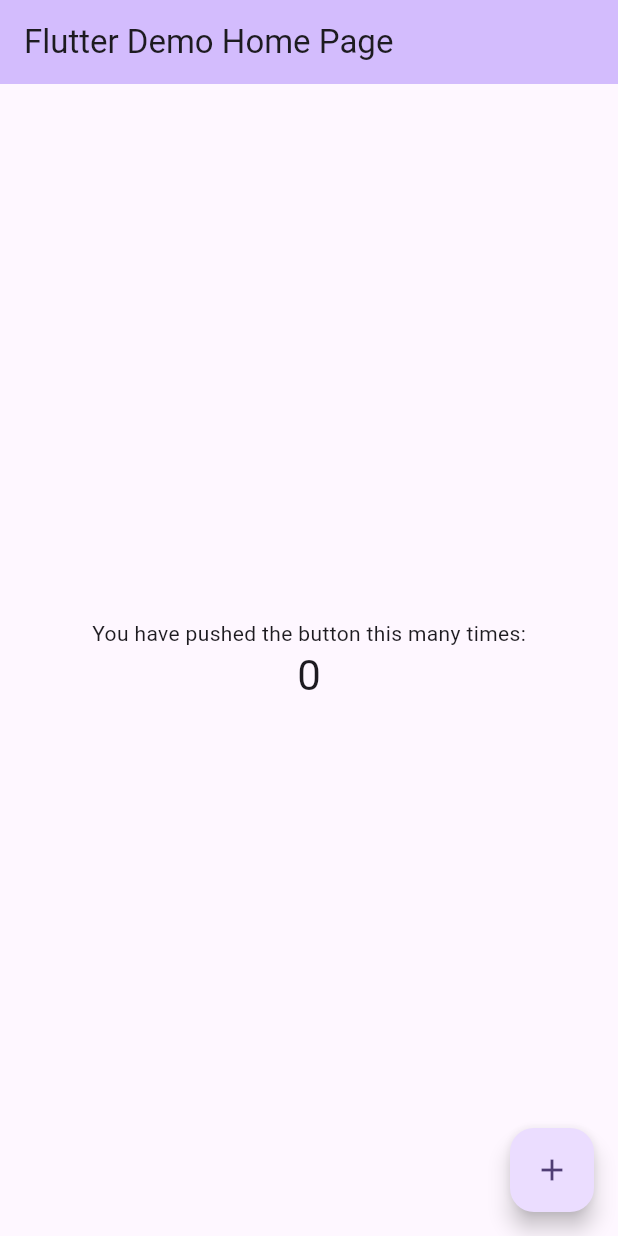
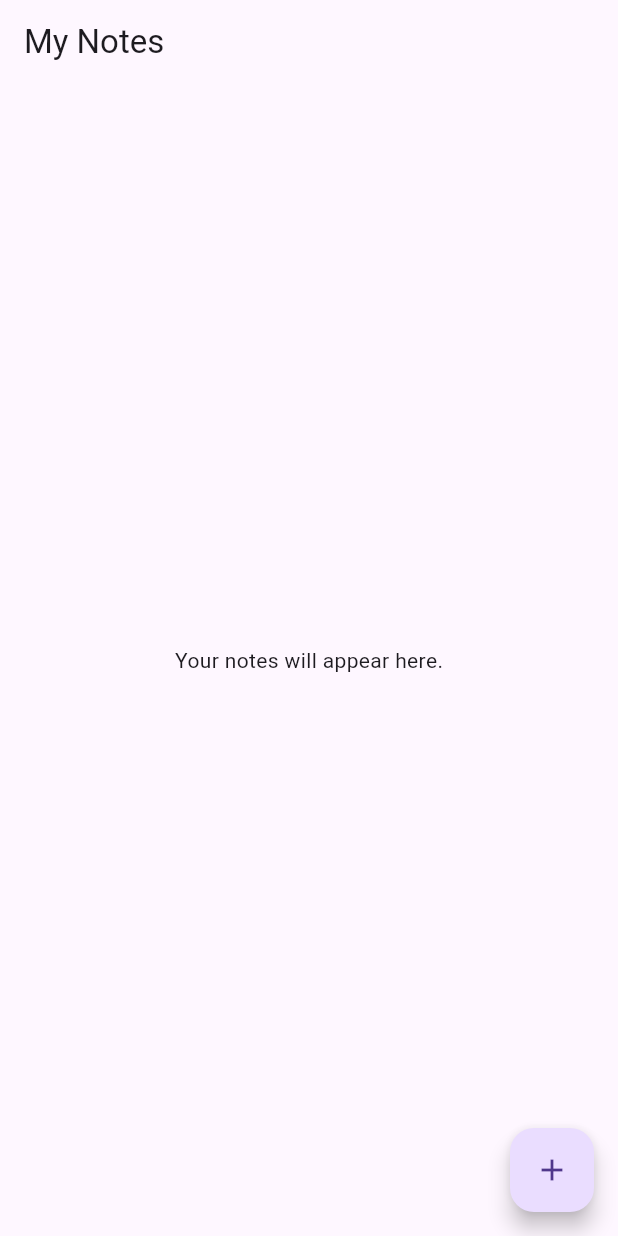
Before and after one commit to XCalibur5678/Notes, a Flutter app: the screen it shows after launch, on a phone screen of 412 x 824 dp. Run offline on Flutter 3.47's test engine with Material 3 defaults, Android fonts, the phone set to English and light mode, and no system bars.

Commit message:
chore: Update main.dart to use NotesListScreen as the home screen

```diff
--- a/notes/lib/main.dart
+++ b/notes/lib/main.dart
@@ -1,4 +1,5 @@
 import 'package:flutter/material.dart';
+import 'package:notes/notes_list_screen.dart'; // Adjust import path if needed
 
 void main() {
   runApp(const MyApp());
@@ -7,119 +8,11 @@ void main() {
 class MyApp extends StatelessWidget {
   const MyApp({super.key});
 
-  // This widget is the root of your application.
   @override
   Widget build(BuildContext context) {
-    return MaterialApp(
-      title: 'Flutter Demo',
-      theme: ThemeData(
-        // This is the theme of your application.
-        //
-        // TRY THIS: Try running your application with "flutter run". You'll see
-        // the application has a purple toolbar. Then, without quitting the app,
-        // try changing the seedColor in the colorScheme below to Colors.green
-        // and then invoke "hot reload" (save your changes or press the "hot
-        // reload" button in a Flutter-supported IDE, or press "r" if you used
-        // the command line to start the app).
-        //
-        // Notice that the counter didn't reset back to zero; the application
-        // state is not lost during the reload. To reset the state, use hot
-        // restart instead.
-        //
-        // This works for code too, not just values: Most code changes can be
-        // tested with just a hot reload.
-        colorScheme: ColorScheme.fromSeed(seedColor: Colors.deepPurple),
-        useMaterial3: true,
-      ),
-      home: const MyHomePage(title: 'Flutter Demo Home Page'),
+    return const MaterialApp(
+      title: 'Notes App',
+      home: NotesListScreen(),
     );
   }
 }
-
-class MyHomePage extends StatefulWidget {
-  const MyHomePage({super.key, required this.title});
-
-  // This widget is the home page of your application. It is stateful, meaning
-  // that it has a State object (defined below) that contains fields that affect
-  // how it looks.
-
-  // This class is the configuration for the state. It holds the values (in this
-  // case the title) provided by the parent (in this case the App widget) and
-  // used by the build method of the State. Fields in a Widget subclass are
-  // always marked "final".
-
-  final String title;
-
-  @override
-  State<MyHomePage> createState() => _MyHomePageState();
-}
-
-class _MyHomePageState extends State<MyHomePage> {
-  int _counter = 0;
-
-  void _incrementCounter() {
-    setState(() {
-      // This call to setState tells the Flutter framework that something has
-      // changed in this State, which causes it to rerun the build method below
-      // so that the display can reflect the updated values. If we changed
-      // _counter without calling setState(), then the build method would not be
-      // called again, and so nothing would appear to happen.
-      _counter++;
-    });
-  }
-
-  @override
-  Widget build(BuildContext context) {
-    // This method is rerun every time setState is called, for instance as done
-    // by the _incrementCounter method above.
-    //
-    // The Flutter framework has been optimized to make rerunning build methods
-    // fast, so that you can just rebuild anything that needs updating rather
-    // than having to individually change instances of widgets.
-    return Scaffold(
-      appBar: AppBar(
-        // TRY THIS: Try changing the color here to a specific color (to
-        // Colors.amber, perhaps?) and trigger a hot reload to see the AppBar
-        // change color while the other colors stay the same.
-        backgroundColor: Theme.of(context).colorScheme.inversePrimary,
-        // Here we take the value from the MyHomePage object that was created by
-        // the App.build method, and use it to set our appbar title.
-        title: Text(widget.title),
-      ),
-      body: Center(
-        // Center is a layout widget. It takes a single child and positions it
-        // in the middle of the parent.
-        child: Column(
-          // Column is also a layout widget. It takes a list of children and
-          // arranges them vertically. By default, it sizes itself to fit its
-          // children horizontally, and tries to be as tall as its parent.
-          //
-          // Column has various properties to control how it sizes itself and
-          // how it positions its children. Here we use mainAxisAlignment to
-          // center the children vertically; the main axis here is the vertical
-          // axis because Columns are vertical (the cross axis would be
-          // horizontal).
-          //
-          // TRY THIS: Invoke "debug painting" (choose the "Toggle Debug Paint"
-          // action in the IDE, or press "p" in the console), to see the
-          // wireframe for each widget.
-          mainAxisAlignment: MainAxisAlignment.center,
-          children: <Widget>[
-            const Text(
-              'You have pushed the button this many times:',
-            ),
-            Text(
-              '$_counter',
-              style: Theme.of(context).textTheme.headlineMedium,
-            ),
-          ],
-        ),
-      ),
-      floatingActionButton: FloatingActionButton(
-        onPressed: _incrementCounter,
-        tooltip: 'Increment',
-        child: const Icon(Icons.add),
-      ), // This trailing comma makes auto-formatting nicer for build methods.
-    );
-  }
-}
--- /dev/null
+++ b/notes/lib/notes_list_screen.dart
@@ -0,0 +1,23 @@
+import 'package:flutter/material.dart';
+
+class NotesListScreen extends StatelessWidget {
+  const NotesListScreen({super.key});
+
+  @override
+  Widget build(BuildContext context) {
+    return Scaffold(
+      appBar: AppBar(
+        title: const Text('My Notes'),
+      ),
+      body: const Center(
+        child: Text('Your notes will appear here.'),
+      ),
+      floatingActionButton: FloatingActionButton(
+        onPressed: () {
+          // TODO: Navigate to note creation screen
+        },
+        child: const Icon(Icons.add),
+      ),
+    );
+  }
+}
```
